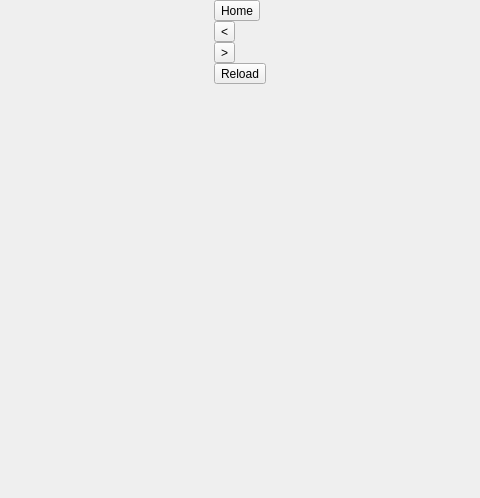
This is ui/web/Web.ui in OpenFairWind/FairWindSK as Qt 5 draws it before an edit; both pictures show x 198 to 678 and y 0 to 498 of the 876 by 498 pixel window. The edited form follows.
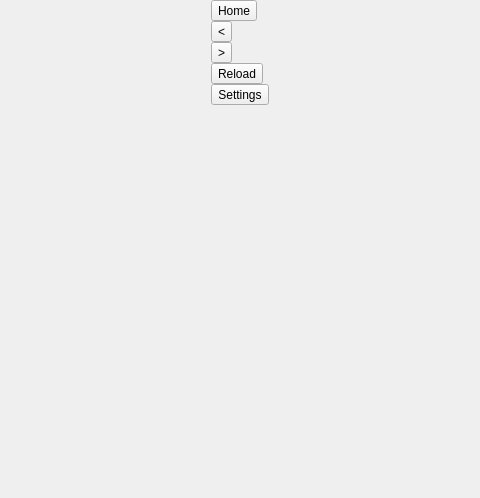
This is the edited form. Icons and pictures are not drawn.

Commit message: Added icons on the right tool bar. ToDo: the icons have to be redesigned

Patch:
```diff
--- a/ui/web/Web.ui
+++ b/ui/web/Web.ui
@@ -57,7 +57,7 @@
       </layout>
      </item>
      <item>
-      <layout class="QVBoxLayout" name="verticalLayout_Buttons" stretch="0,0,0,0,0">
+      <layout class="QVBoxLayout" name="verticalLayout_Buttons" stretch="0,0,0,0,0,0">
        <property name="spacing">
         <number>0</number>
        </property>
@@ -75,6 +75,16 @@
          <property name="text">
           <string>Home</string>
          </property>
+         <property name="icon">
+        <iconset>
+         <normaloff>:/resources/images/web/home.png</normaloff>:/resources/images/web/home.png</iconset>
+       </property>
+       <property name="iconSize">
+        <size>
+         <width>32</width>
+         <height>32</height>
+        </size>
+       </property>
         </widget>
        </item>
        <item>
@@ -88,6 +98,16 @@
          <property name="text">
           <string>&lt;</string>
          </property>
+         <property name="icon">
+        <iconset>
+         <normaloff>:/resources/images/web/back.png</normaloff>:/resources/images/web/back.png</iconset>
+       </property>
+       <property name="iconSize">
+        <size>
+         <width>32</width>
+         <height>32</height>
+        </size>
+       </property>
         </widget>
        </item>
        <item>
@@ -101,6 +121,16 @@
          <property name="text">
           <string>&gt;</string>
          </property>
+         <property name="icon">
+        <iconset>
+         <normaloff>:/resources/images/web/forward.png</normaloff>:/resources/images/web/forward.png</iconset>
+       </property>
+       <property name="iconSize">
+        <size>
+         <width>32</width>
+         <height>32</height>
+        </size>
+       </property>
         </widget>
        </item>
        <item>
@@ -114,6 +144,39 @@
          <property name="text">
           <string>Reload</string>
          </property>
+         <property name="icon">
+        <iconset>
+         <normaloff>:/resources/images/web/reload.png</normaloff>:/resources/images/web/reload.png</iconset>
+       </property>
+       <property name="iconSize">
+        <size>
+         <width>32</width>
+         <height>32</height>
+        </size>
+       </property>
+        </widget>
+       </item>
+       <item>
+        <widget class="QToolButton" name="toolButton_Settings">
+         <property name="sizePolicy">
+          <sizepolicy hsizetype="Fixed" vsizetype="Fixed">
+           <horstretch>0</horstretch>
+           <verstretch>0</verstretch>
+          </sizepolicy>
+         </property>
+         <property name="text">
+          <string>Settings</string>
+         </property>
+         <property name="icon">
+        <iconset>
+         <normaloff>:/resources/images/web/wheel.png</normaloff>:/resources/images/web/wheel.png</iconset>
+       </property>
+       <property name="iconSize">
+        <size>
+         <width>32</width>
+         <height>32</height>
+        </size>
+       </property>
         </widget>
        </item>
        <item>
```
Left out of the diff: 4 changed lines with no effect on the pictures.
